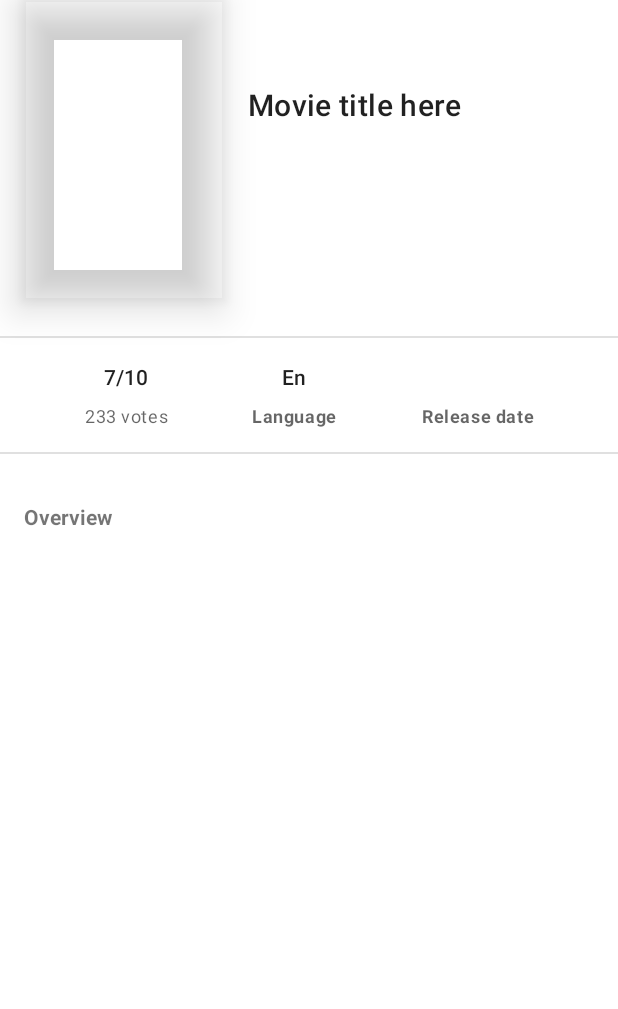
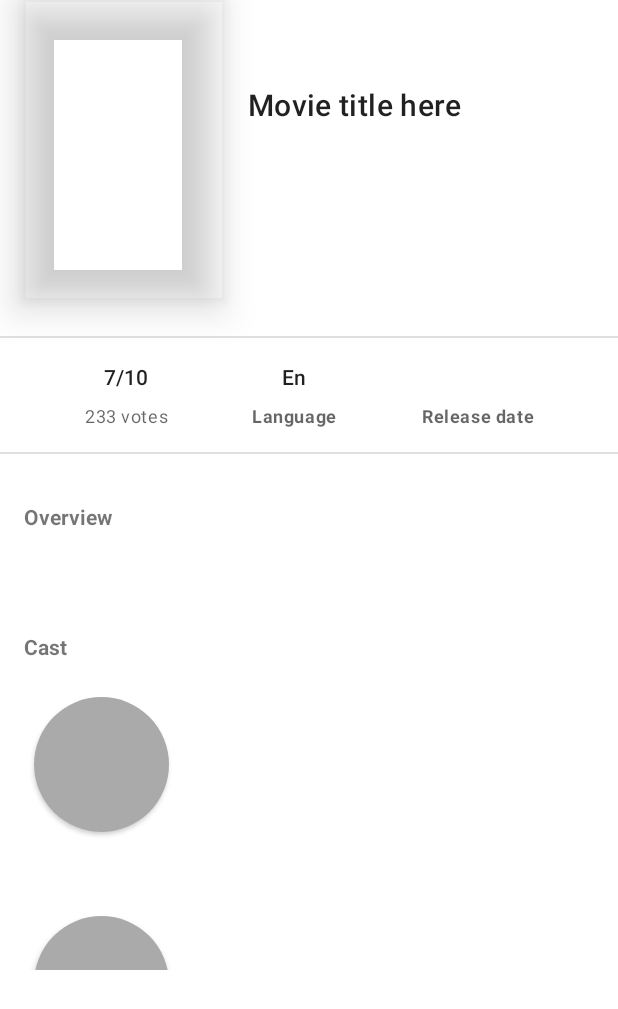
Before and after one commit to anvesh523/MovieList-MVVM-Sample, an Android app: the layout details_info.xml on its own in the app's theme, with its tools: preview values and no code run, on a phone screen of 412 x 824 dp. Shown: the top 1009 px of the screen. Run offline under Robolectric (Android 15) with nearby library versions, the phone set to English and light mode, and no system bars.

Commit message:
Added movie cast

```diff
--- a/app/src/main/java/com/example/androidapp/ApiInterface.java
+++ b/app/src/main/java/com/example/androidapp/ApiInterface.java
@@ -16,4 +16,7 @@ public interface ApiInterface {
     @GET("movie/{movie_id}")
     Call<Movies> getSelectedMovie(@Path("movie_id") int id, @Query("api_key") String key);
 
+    @GET("movie/{movie_id}/credits")
+    Call<MovieResult> getMovieCredits(@Path("movie_id") int id, @Query("api_key") String key);
+
 }
--- a/app/src/main/res/layout/details_info.xml
+++ b/app/src/main/res/layout/details_info.xml
@@ -192,7 +192,6 @@
 
         <TextView
             android:id="@+id/label_overview"
-
             android:layout_width="wrap_content"
             android:layout_height="wrap_content"
             android:layout_marginStart="16dp"
@@ -217,6 +216,28 @@
             app:layout_constraintTop_toBottomOf="@+id/label_overview"
             tools:text="@tools:sample/lorem" />
 
+        <TextView
+            android:id="@+id/label_cast"
+            android:layout_width="wrap_content"
+            android:layout_height="wrap_content"
+            android:layout_marginStart="16dp"
+            android:layout_marginTop="32dp"
+            android:text="@string/label_cast"
+            android:textStyle="bold"
+            app:layout_constraintStart_toStartOf="parent"
+            app:layout_constraintTop_toBottomOf="@+id/text_overview" />
+
+        <androidx.recyclerview.widget.RecyclerView
+            android:id="@+id/recycler_view_cast_movie_detail"
+            android:layout_width="match_parent"
+            android:layout_height="190dp"
+            android:layout_marginTop="16dp"
+            android:nestedScrollingEnabled="false"
+            tools:listitem="@layout/item_cast"
+            app:layout_constraintStart_toStartOf="parent"
+            app:layout_constraintTop_toBottomOf="@+id/label_cast"
+            tools:targetApi="lollipop" />
+
     </androidx.constraintlayout.widget.ConstraintLayout>
 
 </layout>
--- /dev/null
+++ b/app/src/main/res/layout/item_cast.xml
@@ -0,0 +1,46 @@
+<?xml version="1.0" encoding="utf-8"?>
+<LinearLayout xmlns:android="http://schemas.android.com/apk/res/android"
+    xmlns:app="http://schemas.android.com/apk/res-auto"
+    xmlns:tools="http://schemas.android.com/tools"
+    android:layout_width="120dp"
+    android:layout_height="wrap_content"
+    android:layout_margin="8dp"
+    android:gravity="center"
+    android:orientation="vertical">
+
+    <androidx.cardview.widget.CardView
+        android:layout_width="90dp"
+        android:layout_height="90dp"
+        android:elevation="100dp"
+        app:cardCornerRadius="45dp"
+        tools:targetApi="lollipop">
+
+        <ImageView
+            android:id="@+id/image_view_cast"
+            android:layout_width="match_parent"
+            android:layout_height="match_parent"
+            android:background="@android:color/darker_gray"
+            android:clickable="true"
+            android:foreground="?android:attr/selectableItemBackground"
+            tools:targetApi="m" />
+
+    </androidx.cardview.widget.CardView>
+
+    <TextView
+        android:id="@+id/text_view_cast_name"
+        android:layout_width="match_parent"
+        android:layout_height="wrap_content"
+        android:layout_marginTop="4dp"
+        android:maxLines="2"
+        android:textAlignment="center"
+        android:textStyle="bold" />
+
+    <TextView
+        android:id="@+id/text_view_cast_as"
+        android:layout_width="match_parent"
+        android:layout_height="wrap_content"
+        android:maxLines="2"
+        android:textAlignment="center"
+        android:textSize="12sp" />
+
+</LinearLayout>
--- a/app/src/main/res/values/strings.xml
+++ b/app/src/main/res/values/strings.xml
@@ -1,6 +1,7 @@
 <resources>
     <string name="app_name">Movie App</string>
 
+    <string name="label_cast">Cast</string>
     <string name="label_overview">Overview</string>
     <string name="release_date">Release date</string>
     <string name="label_votes">%s votes</string>
```
Also changed, not shown: app/src/main/java/com/example/androidapp/MovieCast.java (added, +100 -0 lines), app/src/main/java/com/example/androidapp/MovieCastsAdapter.java (added, +74 -0 lines), app/src/main/java/com/example/androidapp/MovieDetailActivity.java (+22 -4 lines), app/src/main/java/com/example/androidapp/MovieResult.java (+22 -0 lines), app/src/main/java/com/example/androidapp/MovieViewModel.java (+28 -0 lines), app/src/main/java/com/example/androidapp/ui/login/LoginActivity.java (+9 -28 lines), app/src/main/res/layout/activity_login.xml (+13 -11 lines).
